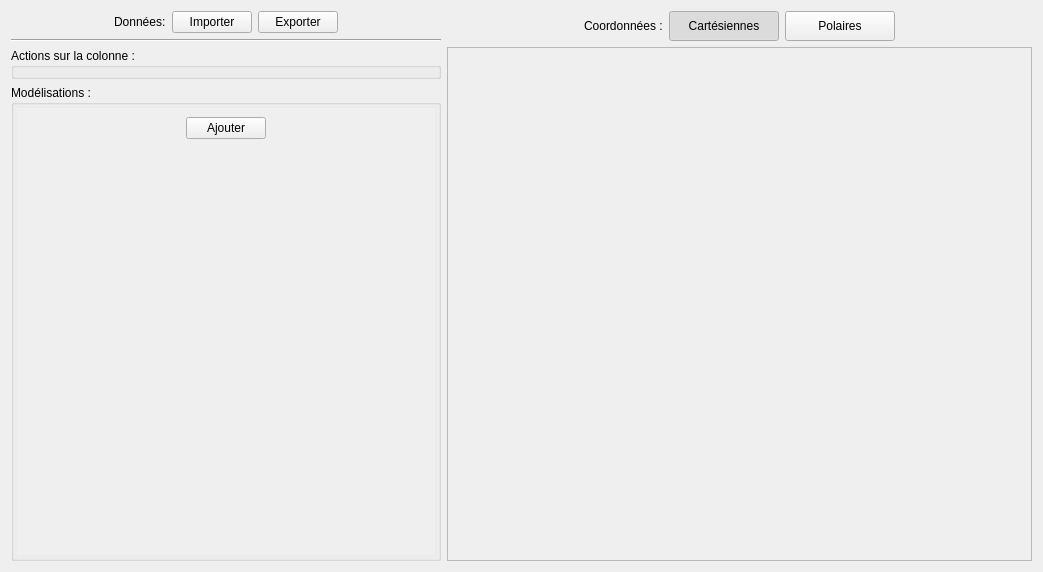
Before: the Qt Designer form DataPlot/datawindow.ui in AdelKS/ZeGrapher, drawn with Qt 5.
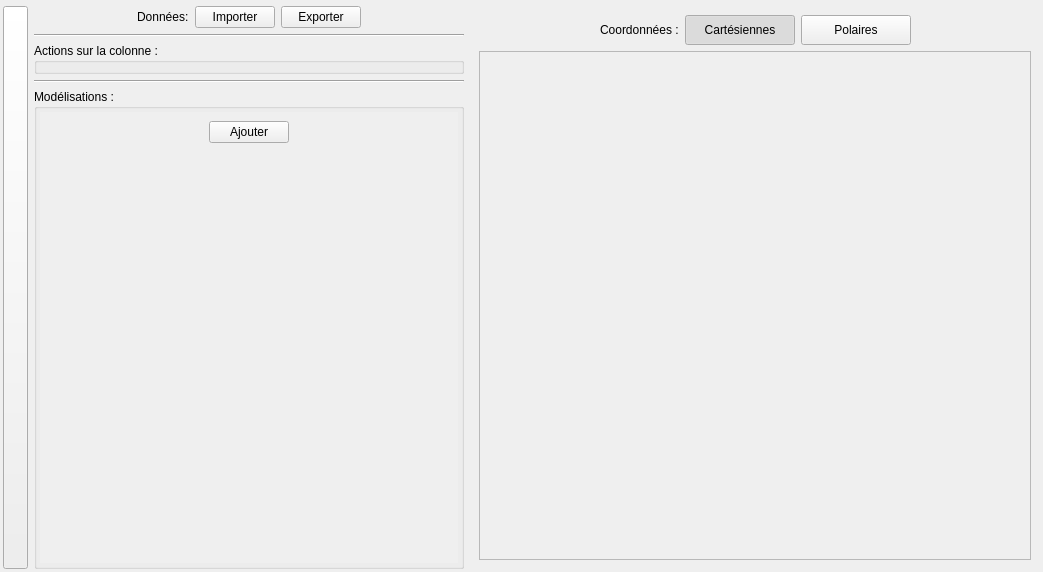
After: the same form once the commit is applied. Icons and pictures are not drawn.

Commit message: Added animation in datawindow class.

What changed in the file:
```diff
--- a/DataPlot/datawindow.ui
+++ b/DataPlot/datawindow.ui
@@ -18,8 +18,52 @@
     <normaloff>:/icons/data.png</normaloff>:/icons/data.png</iconset>
   </property>
   <layout class="QHBoxLayout" name="horizontalLayout">
+   <property name="leftMargin">
+    <number>3</number>
+   </property>
+   <property name="topMargin">
+    <number>6</number>
+   </property>
+   <property name="rightMargin">
+    <number>3</number>
+   </property>
+   <property name="bottomMargin">
+    <number>3</number>
+   </property>
    <item>
-    <widget class="QWidget" name="widget_3" native="true">
+    <widget class="QPushButton" name="retractionButton">
+     <property name="sizePolicy">
+      <sizepolicy hsizetype="Fixed" vsizetype="Expanding">
+       <horstretch>0</horstretch>
+       <verstretch>0</verstretch>
+      </sizepolicy>
+     </property>
+     <property name="maximumSize">
+      <size>
+       <width>25</width>
+       <height>16777215</height>
+      </size>
+     </property>
+     <property name="focusPolicy">
+      <enum>Qt::NoFocus</enum>
+     </property>
+     <property name="text">
+      <string/>
+     </property>
+     <property name="icon">
+      <iconset resource="../ressources.qrc">
+       <normaloff>:/icons/arrow_right.png</normaloff>:/icons/arrow_right.png</iconset>
+     </property>
+     <property name="iconSize">
+      <size>
+       <width>25</width>
+       <height>25</height>
+      </size>
+     </property>
+    </widget>
+   </item>
+   <item>
+    <widget class="QWidget" name="actionsContainerWidget" native="true">
      <property name="sizePolicy">
       <sizepolicy hsizetype="Minimum" vsizetype="Preferred">
        <horstretch>0</horstretch>
@@ -154,6 +198,13 @@
         </layout>
        </widget>
       </item>
+      <item>
+       <widget class="Line" name="line_2">
+        <property name="orientation">
+         <enum>Qt::Horizontal</enum>
+        </property>
+       </widget>
+      </item>
       <item>
        <widget class="QGroupBox" name="groupBox">
         <property name="sizePolicy">
@@ -298,6 +349,13 @@
     </widget>
    </item>
    <item>
+    <widget class="QWidget" name="widget_3" native="true">
+     <property name="sizePolicy">
+      <sizepolicy hsizetype="Expanding" vsizetype="Preferred">
+       <horstretch>0</horstretch>
+       <verstretch>0</verstretch>
+      </sizepolicy>
+     </property>
     <layout class="QVBoxLayout" name="verticalLayout_3">
      <item>
       <layout class="QHBoxLayout" name="horizontalLayout_2">
@@ -417,8 +475,8 @@
          <rect>
           <x>0</x>
           <y>0</y>
-          <width>585</width>
-          <height>512</height>
+           <width>566</width>
+           <height>521</height>
          </rect>
         </property>
         <layout class="QVBoxLayout" name="verticalLayout">
@@ -439,7 +497,25 @@
          </property>
          <item>
           <widget class="QWidget" name="widget" native="true">
+            <property name="sizePolicy">
+             <sizepolicy hsizetype="Preferred" vsizetype="Expanding">
+              <horstretch>0</horstretch>
+              <verstretch>0</verstretch>
+             </sizepolicy>
+            </property>
            <layout class="QVBoxLayout" name="scrollAreaLayout">
+             <property name="leftMargin">
+              <number>0</number>
+             </property>
+             <property name="topMargin">
+              <number>0</number>
+             </property>
+             <property name="rightMargin">
+              <number>0</number>
+             </property>
+             <property name="bottomMargin">
+              <number>0</number>
+             </property>
             <item>
              <layout class="QVBoxLayout" name="tableLayout">
               <property name="spacing">
@@ -455,6 +531,7 @@
       </widget>
      </item>
     </layout>
+    </widget>
    </item>
   </layout>
  </widget>
```
Lines whose indentation alone changed are shown as unchanged. The commit also changes 8 other files.
